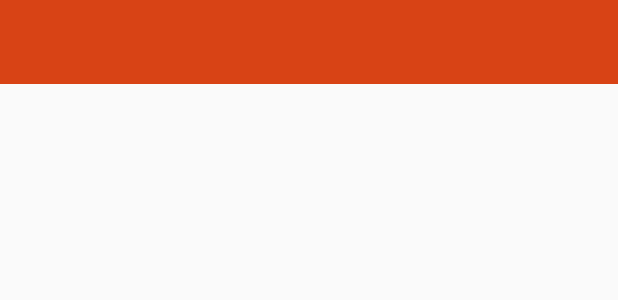
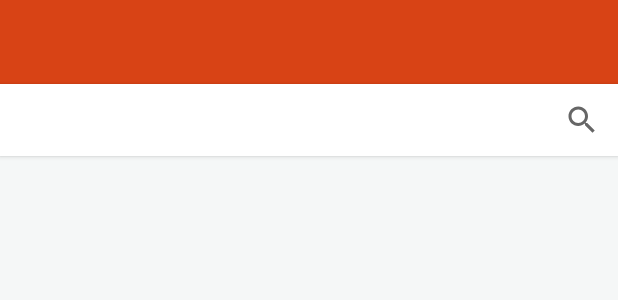
Before and after one commit to ShiraElitzur/Cafeteria_Client, an Android app: the layout activity_category_items.xml on its own in the app's theme, with its tools: preview values and no code run, on a phone screen of 412 x 824 dp. Shown: the top 300 px of the screen. Run offline under Robolectric (Android 15) with nearby library versions, the phone set to English and light mode, and no system bars.

Commit message:
Search added to category item. only simple search for meals for now.

```diff
--- a/app/src/main/res/layout/activity_category_items.xml
+++ b/app/src/main/res/layout/activity_category_items.xml
@@ -5,7 +5,7 @@
     android:layout_height="match_parent"
     tools:context=".ui.CategoryItemsActivity"
     android:id="@+id/layout"
-
+    android:background="@color/colorBackground"
     >
 
     <android.support.v7.widget.Toolbar
@@ -16,9 +16,18 @@
         android:theme="@style/ThemeOverlay.AppCompat.Dark"
         />
 
+    <android.support.v7.widget.SearchView
+        android:layout_below="@+id/toolbar"
+        android:id="@+id/search"
+        android:elevation="2dp"
+        android:background="#fff"
+        android:layout_width="match_parent"
+        android:layout_height="wrap_content"
+        />
+
     <ExpandableListView
         android:layout_margin="10dp"
-        android:layout_below="@+id/toolbar"
+        android:layout_below="@+id/search"
         android:id="@+id/explvCategoryItems"
         android:layout_height="wrap_content"
         android:layout_width="match_parent"
@@ -45,5 +54,4 @@
         android:choiceMode="singleChoice"
         android:visibility="gone"
         />
-
 </RelativeLayout>
```
Also changed, not shown: app/src/main/java/com/cafeteria/cafeteria_client/ui/CategoryItemsActivity.java (+67 -1 lines).
